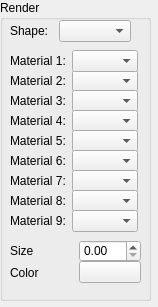
Old version of the form Project/grenderwidget.ui in the repository nicobabot/KingGarron_Engine.
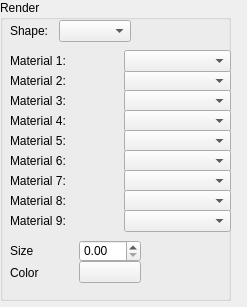
New version of the form.

The edit to the form file:
```diff
--- a/Project/grenderwidget.ui
+++ b/Project/grenderwidget.ui
@@ -6,7 +6,7 @@
    <rect>
     <x>0</x>
     <y>0</y>
-    <width>158</width>
+    <width>247</width>
     <height>307</height>
    </rect>
   </property>
@@ -18,7 +18,7 @@
     <rect>
      <x>0</x>
      <y>0</y>
-     <width>151</width>
+     <width>231</width>
      <height>301</height>
     </rect>
    </property>
@@ -36,7 +36,7 @@
      <rect>
       <x>10</x>
       <y>70</y>
-      <width>128</width>
+      <width>221</width>
       <height>22</height>
      </rect>
     </property>
@@ -58,7 +58,7 @@
      <rect>
       <x>10</x>
       <y>90</y>
-      <width>128</width>
+      <width>221</width>
       <height>22</height>
      </rect>
     </property>
@@ -80,7 +80,7 @@
      <rect>
       <x>10</x>
       <y>110</y>
-      <width>128</width>
+      <width>221</width>
       <height>22</height>
      </rect>
     </property>
@@ -102,7 +102,7 @@
      <rect>
       <x>10</x>
       <y>130</y>
-      <width>128</width>
+      <width>221</width>
       <height>22</height>
      </rect>
     </property>
@@ -124,7 +124,7 @@
      <rect>
       <x>10</x>
       <y>150</y>
-      <width>128</width>
+      <width>221</width>
       <height>22</height>
      </rect>
     </property>
@@ -146,7 +146,7 @@
      <rect>
       <x>10</x>
       <y>170</y>
-      <width>128</width>
+      <width>221</width>
       <height>22</height>
      </rect>
     </property>
@@ -168,7 +168,7 @@
      <rect>
       <x>10</x>
       <y>190</y>
-      <width>128</width>
+      <width>221</width>
       <height>22</height>
      </rect>
     </property>
@@ -190,7 +190,7 @@
      <rect>
       <x>10</x>
       <y>210</y>
-      <width>128</width>
+      <width>221</width>
       <height>22</height>
      </rect>
     </property>
@@ -207,12 +207,12 @@
      </item>
     </layout>
    </widget>
-   <widget class="QWidget" name="">
+   <widget class="QWidget" name="layoutWidget">
     <property name="geometry">
      <rect>
       <x>10</x>
       <y>50</y>
-      <width>128</width>
+      <width>221</width>
       <height>22</height>
      </rect>
     </property>
@@ -229,7 +229,7 @@
      </item>
     </layout>
    </widget>
-   <widget class="QWidget" name="">
+   <widget class="QWidget" name="layoutWidget">
     <property name="geometry">
      <rect>
       <x>10</x>
@@ -251,7 +251,7 @@
      </item>
     </layout>
    </widget>
-   <widget class="QWidget" name="">
+   <widget class="QWidget" name="layoutWidget">
     <property name="geometry">
      <rect>
       <x>10</x>
@@ -273,7 +273,7 @@
      </item>
     </layout>
    </widget>
-   <widget class="QWidget" name="">
+   <widget class="QWidget" name="layoutWidget">
     <property name="geometry">
      <rect>
       <x>10</x>
```
